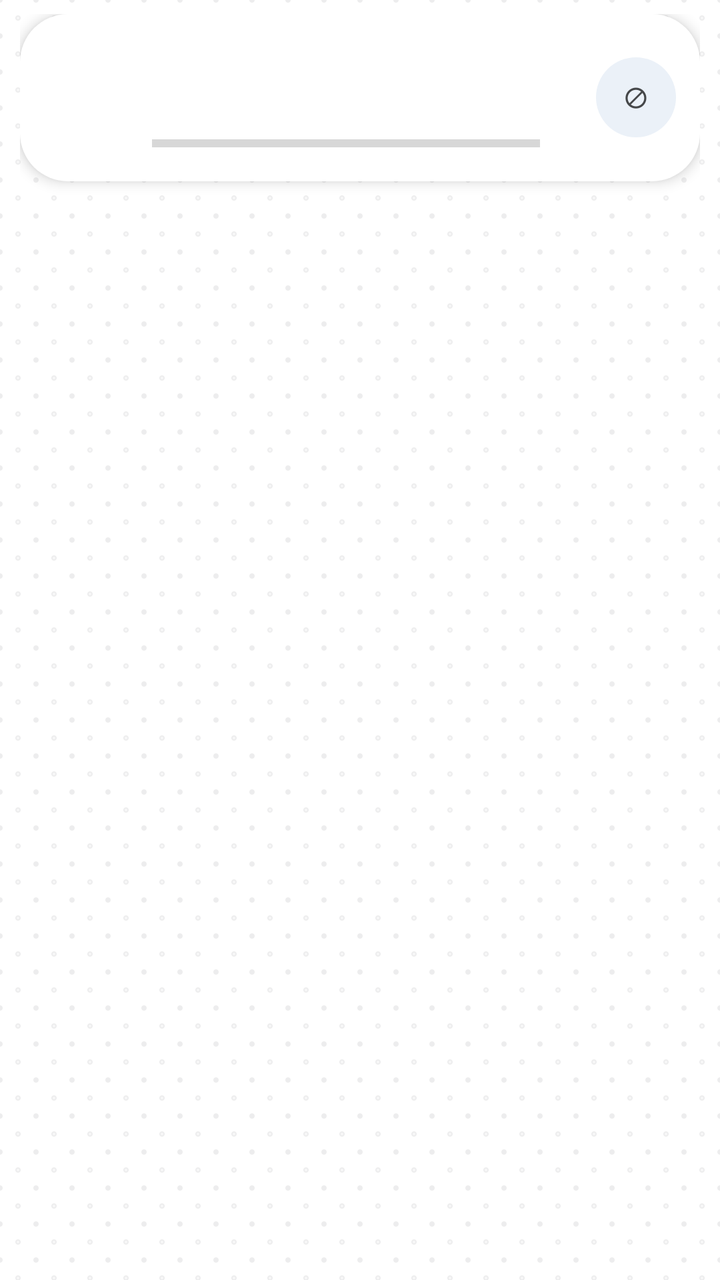
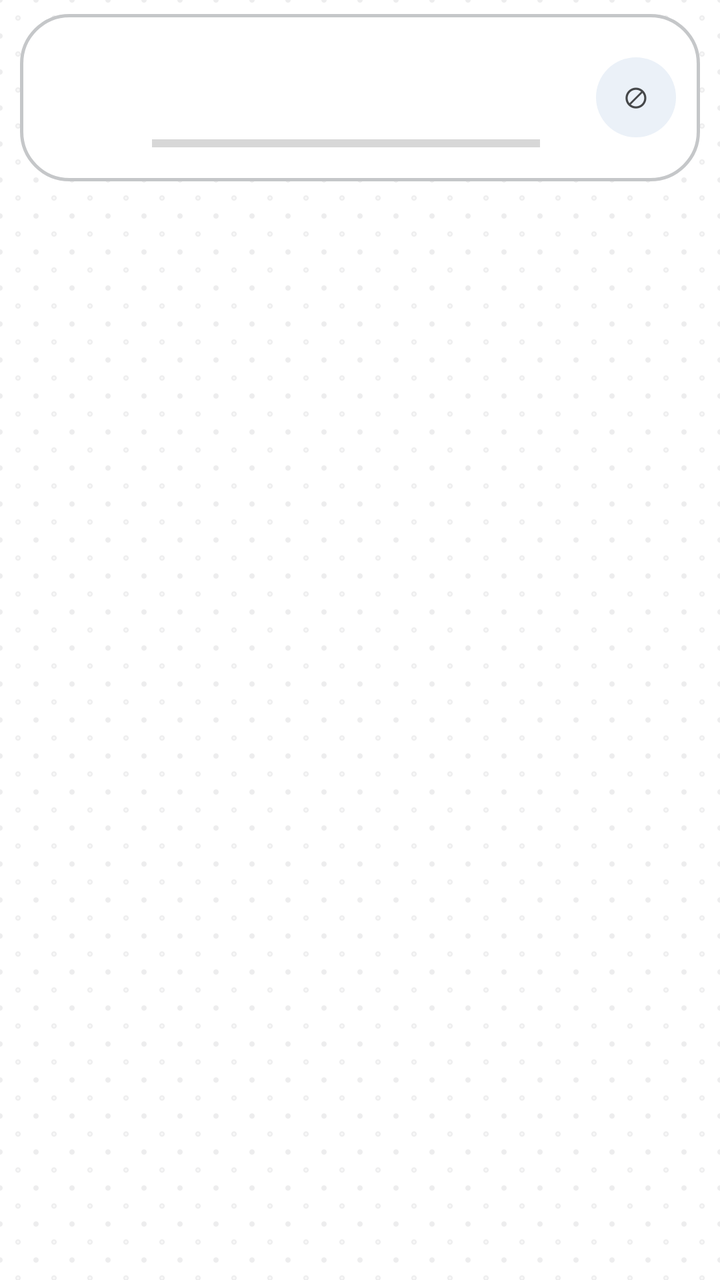

An Android layout rendered at two revisions. The XML below is the earlier revision; the diff shows what the commit changed to produce the second picture.
<!-- AndroidManifest.xml: application theme AppTheme -->
<!-- res/layout/item_bead_count.xml -->
<?xml version="1.0" encoding="utf-8"?>
<LinearLayout xmlns:android="http://schemas.android.com/apk/res/android"
    android:layout_width="match_parent"
    android:layout_height="wrap_content"
    android:orientation="vertical"
    android:paddingStart="10dp"
    android:paddingTop="7dp"
    android:paddingEnd="10dp"
    android:paddingBottom="10dp">

    <LinearLayout
        android:layout_width="match_parent"
        android:layout_height="wrap_content"
        android:background="@drawable/bg_card"
        android:elevation="4dp"
        android:gravity="center_vertical"
        android:orientation="horizontal"
        android:padding="12dp">

        <FrameLayout
            android:layout_width="42dp"
            android:layout_height="42dp">

            <View
                android:id="@+id/swatch"
                android:layout_width="match_parent"
                android:layout_height="match_parent" />

            <TextView
                android:id="@+id/tvSymbol"
                android:layout_width="match_parent"
                android:layout_height="match_parent"
                android:gravity="center"
                android:textSize="15sp"
                android:textStyle="bold" />
        </FrameLayout>

        <LinearLayout
            android:layout_width="0dp"
            android:layout_height="wrap_content"
            android:layout_marginStart="12dp"
            android:layout_marginEnd="8dp"
            android:layout_weight="1"
            android:orientation="vertical">

            <TextView
                android:id="@+id/tvName"
                android:layout_width="wrap_content"
                android:layout_height="wrap_content"
                android:textColor="?attr/textMain"
                android:textSize="15sp"
                android:textStyle="bold" />

            <TextView
                android:id="@+id/tvBrand"
                android:layout_width="wrap_content"
                android:layout_height="wrap_content"
                android:layout_marginTop="2dp"
                android:textColor="?attr/textSub"
                android:textSize="13sp" />

            <TextView
                android:id="@+id/tvSub"
                android:layout_width="wrap_content"
                android:layout_height="wrap_content"
                android:layout_marginTop="2dp"
                android:textColor="@color/colorSuccess"
                android:textSize="13sp"
                android:textStyle="bold"
                android:visibility="gone" />

            <ProgressBar
                android:id="@+id/pb"
                style="?android:attr/progressBarStyleHorizontal"
                android:layout_width="match_parent"
                android:layout_height="5dp"
                android:layout_marginTop="6dp" />
        </LinearLayout>

        
        <LinearLayout
            android:layout_width="wrap_content"
            android:layout_height="wrap_content"
            android:layout_marginStart="14dp"
            android:gravity="end"
            android:orientation="vertical">

            <TextView
                android:id="@+id/tvCount"
                android:layout_width="wrap_content"
                android:layout_height="wrap_content"
                android:maxWidth="150dp"
                android:gravity="end"
                android:textColor="?attr/textMain"
                android:textSize="15sp"
                android:textStyle="bold" />

            <TextView
                android:id="@+id/tvPercent"
                android:layout_width="wrap_content"
                android:layout_height="wrap_content"
                android:layout_marginTop="2dp"
                android:textColor="?attr/textSub"
                android:textSize="13sp" />

            <TextView
                android:id="@+id/tvInv"
                android:layout_width="wrap_content"
                android:layout_height="wrap_content"
                android:layout_marginTop="2dp"
                android:textSize="13sp"
                android:textStyle="bold" />
        </LinearLayout>

        
        <TextView
            android:id="@+id/btnExclude"
            android:layout_width="40dp"
            android:layout_height="40dp"
            android:layout_marginStart="6dp"
            android:background="@drawable/bg_chip"
            android:clickable="true"
            android:focusable="true"
            android:gravity="center"
            android:contentDescription="@string/btn_exclude_short"
            android:text="⊘"
            android:textColor="?attr/textSub"
            android:textSize="15sp" />
    </LinearLayout>
</LinearLayout>
<!-- resources referenced by this layout -->
<resources>
  <color name="colorSuccess">#2E9E6B</color>
  <!-- drawable bg_card (drawable) -->
  <?xml version="1.0" encoding="utf-8"?>
  <shape xmlns:android="http://schemas.android.com/apk/res/android"
      android:shape="rectangle">
      <solid android:color="?attr/colorSurface" />
      <corners android:radius="24dp" />
  </shape>
  <string name="btn_exclude_short">⊘ 排除此色</string>
  <color name="primary">#6750A4</color>
  <color name="bg">#FEF7FF</color>
  <!-- drawable bg_pegboard (drawable) -->
  <?xml version="1.0" encoding="utf-8"?>
  <layer-list xmlns:android="http://schemas.android.com/apk/res/android">
      <item android:drawable="?attr/bg" />
      <item>
          <bitmap xmlns:android="http://schemas.android.com/apk/res/android"
              android:src="@drawable/tile_pegboard"
              android:tileModeX="repeat"
              android:tileModeY="repeat" />
      </item>
  </layer-list>
  <style name="M3WindowAnim">
          <item name="android:activityOpenEnterAnimation">@anim/m3_open_enter</item>
          <item name="android:activityOpenExitAnimation">@anim/m3_open_exit</item>
          <item name="android:activityCloseEnterAnimation">@anim/m3_close_enter</item>
          <item name="android:activityCloseExitAnimation">@anim/m3_close_exit</item>
          <item name="android:taskOpenEnterAnimation">@anim/m3_open_enter</item>
          <item name="android:taskOpenExitAnimation">@anim/m3_open_exit</item>
          <item name="android:taskCloseEnterAnimation">@anim/m3_close_enter</item>
          <item name="android:taskCloseExitAnimation">@anim/m3_close_exit</item>
      </style>
  <style name="CandyAlertDialog" parent="CandyTokens">
          <item name="android:windowBackground">@drawable/bg_dialog</item>
      </style>
  <color name="textMain">#1D1B20</color>
  <color name="textPrimary">#1D1B20</color>
  <color name="textSub">#49454F</color>
  <color name="textSecondary">#6B6577</color>
  <color name="colorPrimary">#6750A4</color>
  <color name="onPrimary">#FFFFFF</color>
  <color name="primaryContainer">#EADDFF</color>
  <color name="tertiaryContainer">#D9F5E8</color>
  <color name="onPrimaryContainer">#21005D</color>
  <color name="onPrimaryContainerDim">#BF21005D</color>
  <color name="colorSurface">#F3EFF9</color>
  <color name="surfaceContainerLow">#F7F2FA</color>
  <color name="secondaryContainer">#E8DEF8</color>
  <color name="onSecondaryContainer">#1D192B</color>
  <color name="subsurface">#ECE6F0</color>
  <color name="line">#CAC4D0</color>
  <color name="colorStroke">#E2D9F0</color>
  <color name="card">#FFFFFF</color>
  <!-- drawable bg_dialog (drawable) -->
  <?xml version="1.0" encoding="utf-8"?>
  <shape xmlns:android="http://schemas.android.com/apk/res/android"
      android:shape="rectangle">
      <solid android:color="?attr/card" />
      <corners android:radius="28dp" />
  </shape>
  <style name="M3DialogTextButton" parent="android:Widget.Material.Light.Button.Borderless.Colored">
          <item name="android:textSize">14sp</item>
          <item name="android:textStyle">bold</item>
          <item name="android:minWidth">64dp</item>
          <item name="android:minHeight">48dp</item>
          <item name="android:textAllCaps">false</item>
          <item name="android:background">?android:attr/selectableItemBackgroundBorderless</item>
      </style>
</resources>

<!-- the commit's change to res/layout/item_bead_count.xml (unified diff, before → after) -->
@@ -11,8 +11,7 @@
     <LinearLayout
         android:layout_width="match_parent"
         android:layout_height="wrap_content"
-        android:background="@drawable/bg_card"
-        android:elevation="4dp"
+        android:background="@drawable/bg_card_outline"
         android:gravity="center_vertical"
         android:orientation="horizontal"
         android:padding="12dp">
<!-- resource entries referenced after the edit -->
@@ -1,13 +1,19 @@
 <!-- resources referenced by this layout -->
 <resources>
   <color name="colorSuccess">#2E9E6B</color>
-  <!-- drawable bg_card (drawable) -->
+  <!-- drawable bg_card_outline (drawable) -->
   <?xml version="1.0" encoding="utf-8"?>
-  <shape xmlns:android="http://schemas.android.com/apk/res/android"
-      android:shape="rectangle">
-      <solid android:color="?attr/colorSurface" />
-      <corners android:radius="24dp" />
-  </shape>
+  <selector xmlns:android="http://schemas.android.com/apk/res/android">
+      <item>
+          <shape android:shape="rectangle">
+              <solid android:color="?attr/colorSurface" />
+              <stroke
+                  android:width="1.5dp"
+                  android:color="?attr/colorStroke" />
+              <corners android:radius="24dp" />
+          </shape>
+      </item>
+  </selector>
   <string name="btn_exclude_short">⊘ 排除此色</string>
   <color name="primary">#6750A4</color>
   <color name="bg">#FEF7FF</color>
